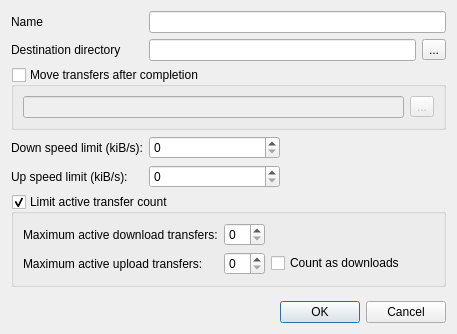
Before: the Qt Designer form src/QueueDlg.ui in LubosD/fatrat, drawn with Qt 5.
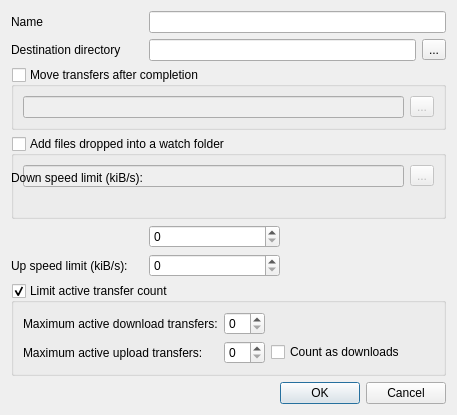
After: the same form once the commit is applied.

Commit message: Desktop: set a queue's watch folder

Diff of the .ui file:
```diff
--- a/src/QueueDlg.ui
+++ b/src/QueueDlg.ui
@@ -68,6 +68,38 @@
      </layout>
     </widget>
    </item>
+   <item row="3" column="0" colspan="4" >
+    <widget class="QGroupBox" name="groupWatch" >
+     <property name="title" >
+      <string>Add files dropped into a watch folder</string>
+     </property>
+     <property name="checkable" >
+      <bool>true</bool>
+     </property>
+     <property name="checked" >
+      <bool>false</bool>
+     </property>
+     <layout class="QGridLayout" name="gridLayoutWatch" >
+      <item row="0" column="0" >
+       <widget class="QLineEdit" name="lineWatch" />
+      </item>
+      <item row="0" column="1" >
+       <widget class="QToolButton" name="toolWatch" >
+        <property name="text" >
+         <string>...</string>
+        </property>
+       </widget>
+      </item>
+      <item row="1" column="0" colspan="2" >
+       <widget class="QLabel" name="labelWatchStatus" >
+        <property name="wordWrap" >
+         <bool>true</bool>
+        </property>
+       </widget>
+      </item>
+     </layout>
+    </widget>
+   </item>
    <item row="3" column="0" >
     <widget class="QLabel" name="label_2" >
      <property name="text" >
@@ -78,10 +110,10 @@
      </property>
     </widget>
    </item>
-   <item row="3" column="1" >
+   <item row="4" column="1" >
     <widget class="QSpinBox" name="spinDown" />
    </item>
-   <item row="3" column="2" colspan="2" >
+   <item row="4" column="2" colspan="2" >
     <spacer>
      <property name="orientation" >
       <enum>Qt::Horizontal</enum>
@@ -94,7 +126,7 @@
      </property>
     </spacer>
    </item>
-   <item row="4" column="0" >
+   <item row="5" column="0" >
     <widget class="QLabel" name="label_3" >
      <property name="text" >
       <string>Up speed limit (kiB/s):</string>
@@ -104,10 +136,10 @@
      </property>
     </widget>
    </item>
-   <item row="4" column="1" >
+   <item row="5" column="1" >
     <widget class="QSpinBox" name="spinUp" />
    </item>
-   <item row="4" column="2" colspan="2" >
+   <item row="5" column="2" colspan="2" >
     <spacer>
      <property name="orientation" >
       <enum>Qt::Horizontal</enum>
@@ -120,7 +152,7 @@
      </property>
     </spacer>
    </item>
-   <item row="5" column="0" colspan="4" >
+   <item row="6" column="0" colspan="4" >
     <widget class="QGroupBox" name="groupLimitQueue" >
      <property name="title" >
       <string>Limit active transfer count</string>
@@ -175,7 +207,7 @@
      </layout>
     </widget>
    </item>
-   <item row="6" column="1" colspan="3" >
+   <item row="7" column="1" colspan="3" >
     <spacer>
      <property name="orientation" >
       <enum>Qt::Vertical</enum>
@@ -188,7 +220,7 @@
      </property>
     </spacer>
    </item>
-   <item row="7" column="0" colspan="4" >
+   <item row="8" column="0" colspan="4" >
     <widget class="QDialogButtonBox" name="buttonBox" >
      <property name="orientation" >
       <enum>Qt::Horizontal</enum>
```
Left out of the diff: 2 changed lines with no effect on the pictures. The commit also changes 3 other files.
